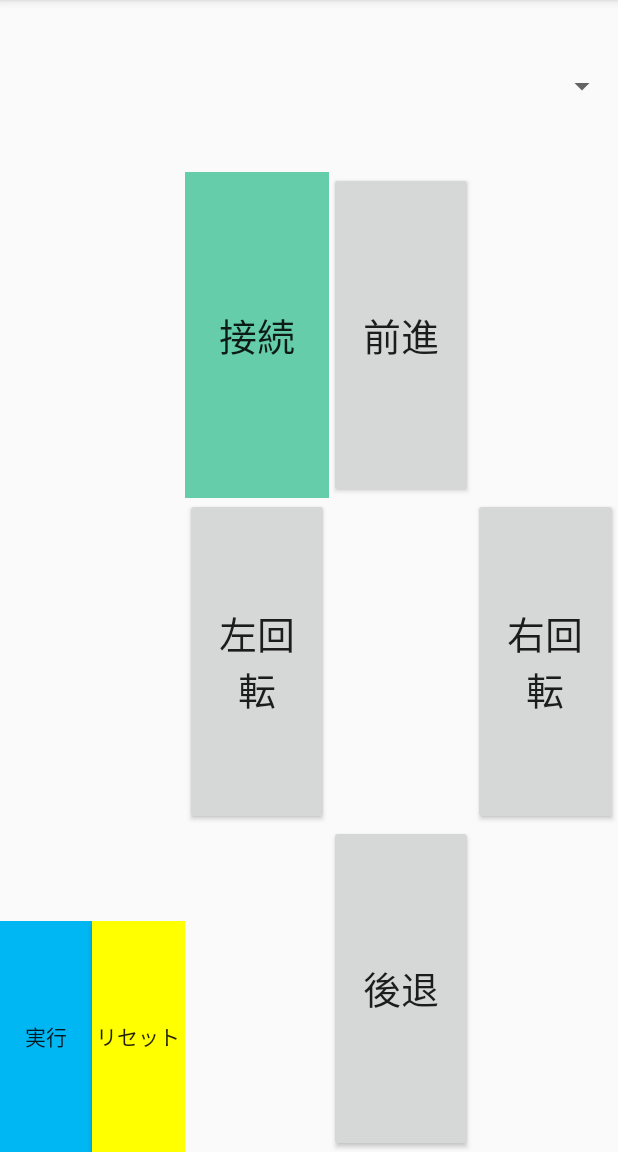
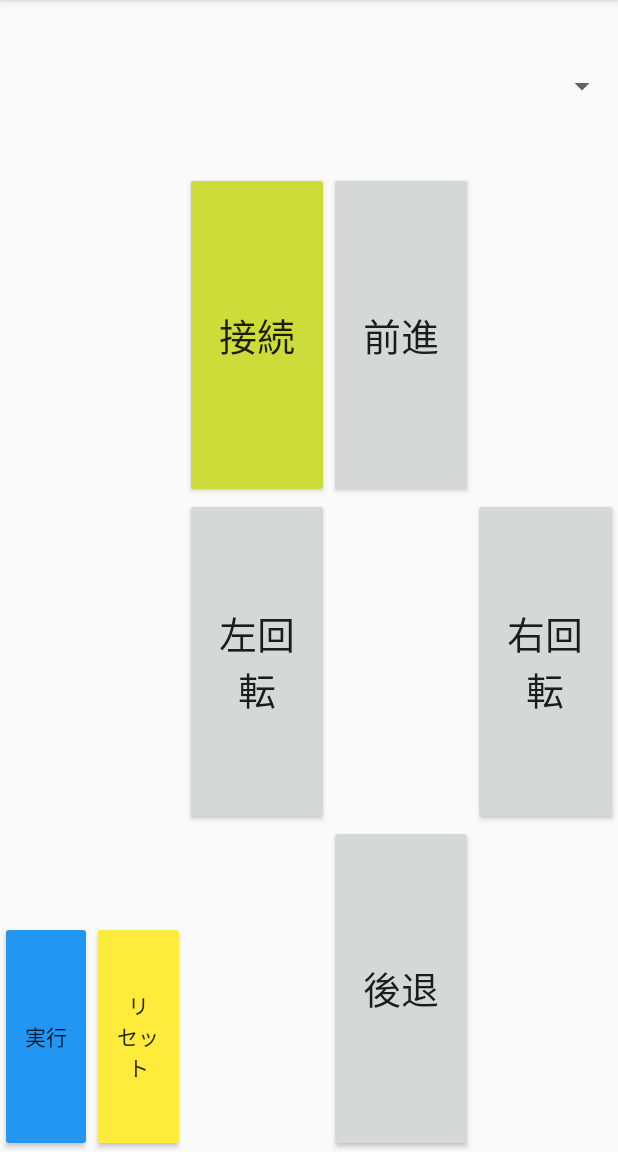
Before and after one commit to y-ogawara/EV3RemoteApp, an Android app: the MainActivity screen opened directly, with no data from a screen before it, on a phone screen of 412 x 824 dp, the part 84-1236 px from its top. Run offline under Robolectric (Android 15) with nearby library versions, the phone set to English and light mode, and no system bars.

Commit message:
commandボタンの配色

```diff
--- a/app/src/main/res/layout/activity_main.xml
+++ b/app/src/main/res/layout/activity_main.xml
@@ -45,7 +45,7 @@
                         android:onClick="command"
                         android:tag="run"
                         android:text="実行"
-                        android:background="#00B6F3"/>
+                        android:backgroundTint="#2196f3"/>
                 </LinearLayout>
 
                 <LinearLayout
@@ -59,7 +59,7 @@
                         android:onClick="command"
                         android:tag="stop"
                         android:text="停止"
-                        android:background="#ff0000"/>
+                        android:backgroundTint="#f44336"/>
                 </LinearLayout>
             </FrameLayout>
 
@@ -70,7 +70,7 @@
                 android:onClick="command"
                 android:layout_weight="1"
                 android:text="リセット"
-                android:background="#ffff00"/>
+                android:backgroundTint="#FFEB3B" />
         </LinearLayout>
     </LinearLayout>
 
@@ -116,7 +116,7 @@
                         android:onClick="connect"
                         android:text="接続"
                         android:textSize="25dp"
-                        android:background="#66cdaa"/>
+                        android:backgroundTint="#CDDC39"/>
                 </LinearLayout>
 
                 <LinearLayout
@@ -212,11 +212,11 @@
                     android:orientation="horizontal">
 
                     <Button
-                        android:id="@+id/back"
                         android:layout_width="match_parent"
                         android:layout_height="match_parent"
+                        android:tag="back"
+                        android:id="@+id/back"
                         android:onClick="move"
-                        android:tag="back"
                         android:text="後退"
                         android:textSize="25dp" />
                 </LinearLayout>
```
